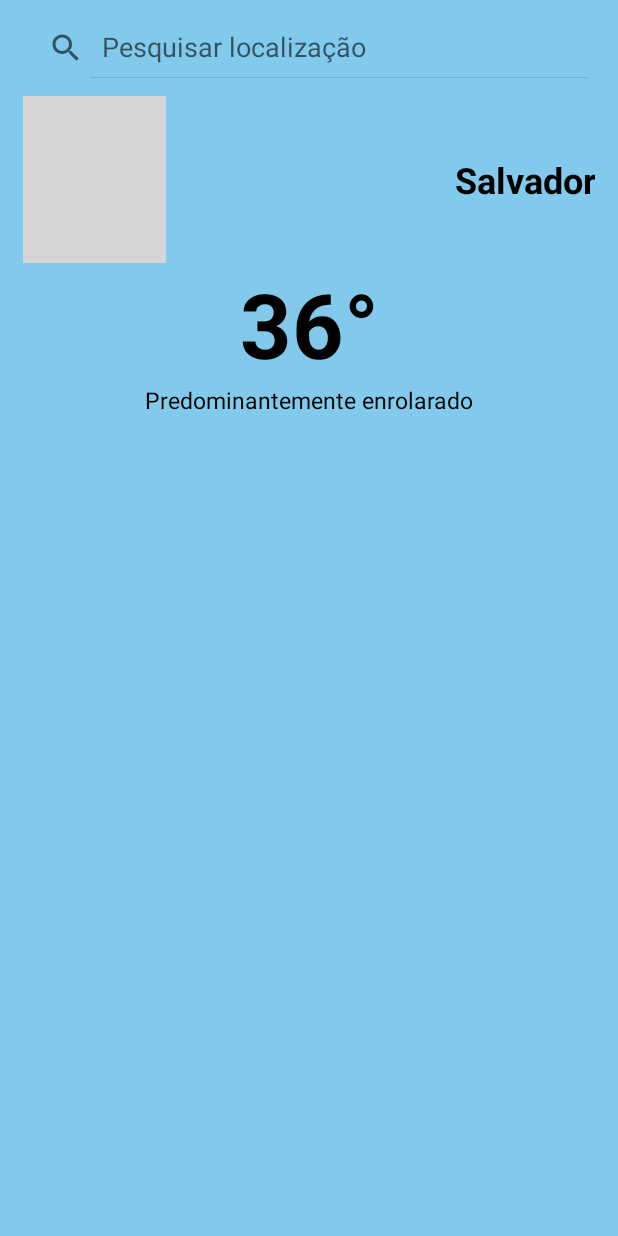
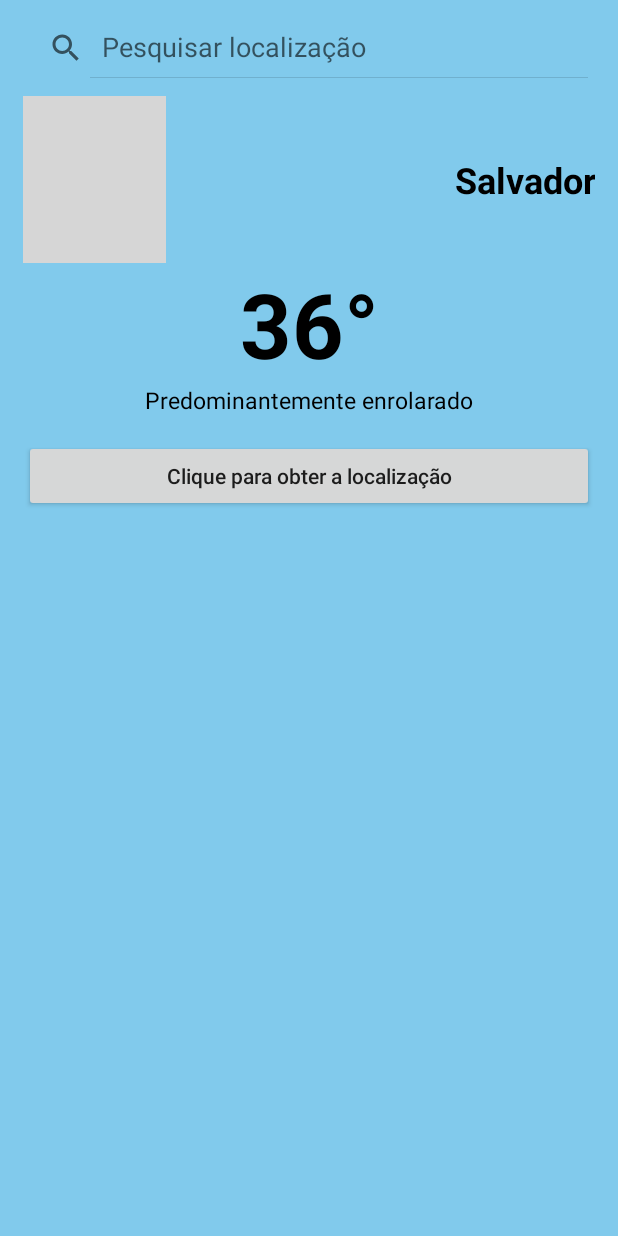
Before and after one commit to AlineSouzza/desafio-weather-forecast-oxeanbits, an Android app built with Jetpack Compose: the screen it shows after launch (MainActivity), on a phone screen of 412 x 824 dp. Run offline under Robolectric (Android 15) with nearby library versions, the phone set to English and light mode, and no system bars; grey boxes are pictures that could not be loaded.

Commit message:
feature: Adiciona um botão para teste

```diff
--- a/app/src/main/res/layout/activity_main.xml
+++ b/app/src/main/res/layout/activity_main.xml
@@ -4,7 +4,7 @@
     xmlns:tools="http://schemas.android.com/tools"
     android:layout_width="match_parent"
     android:layout_height="match_parent"
-    tools:context=".MainActivity">
+    tools:context=".presenter.MainActivity">
 
     <LinearLayout
         android:layout_width="match_parent"
@@ -31,17 +31,17 @@
                 android:layout_width="95dp"
                 android:layout_height="111dp"
                 android:layout_marginStart="15dp"
-                android:src="@drawable/image_sun_64x"/>
+                android:src="@drawable/image_sun_64x" />
 
             <TextView
                 android:id="@+id/name_location"
                 android:layout_width="match_parent"
                 android:layout_height="wrap_content"
+                android:layout_gravity="center"
+                android:layout_marginEnd="15dp"
                 android:gravity="end"
-                android:layout_gravity="center"
+                android:text="@string/text_salvador"
                 android:textColor="#000"
-                android:layout_marginEnd="15dp"
-                android:text="@string/text_salvador"
                 android:textSize="24sp"
                 android:textStyle="bold" />
         </LinearLayout>
@@ -51,19 +51,31 @@
             android:layout_width="match_parent"
             android:layout_height="wrap_content"
             android:gravity="center"
+            android:text="@string/number_36_degree"
             android:textColor="#000"
-            android:text="@string/number_36_degree"
-            android:textStyle="bold"
-            android:textSize="60sp"/>
+            android:textSize="60sp"
+            android:textStyle="bold" />
 
         <TextView
             android:id="@+id/text_about_climate"
             android:layout_width="match_parent"
             android:layout_height="wrap_content"
             android:gravity="center"
+            android:text="@string/text_about_climate"
             android:textColor="#000"
-            android:text="@string/text_about_climate"
-            android:textSize="15sp"/>
+            android:textSize="15sp" />
+
+        <Button
+            android:id="@+id/btn_get_location"
+            android:layout_width="match_parent"
+            android:layout_height="wrap_content"
+            android:layout_margin="16dp"
+            android:text="Clique para obter a localização"
+            android:textAllCaps="false"
+            app:layout_constraintBottom_toBottomOf="parent"
+            app:layout_constraintEnd_toEndOf="parent"
+            app:layout_constraintHorizontal_bias="0.5"
+            app:layout_constraintStart_toStartOf="parent"
+            tools:ignore="HardcodedText" />
     </LinearLayout>
-
 </androidx.constraintlayout.widget.ConstraintLayout>
```
